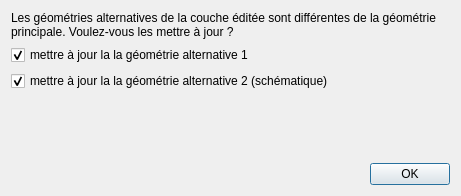
Before: the Qt Designer form ui_forms/alternative_geometry_dialog.ui in sige-riviera/qwat-sige, drawn with Qt 5.
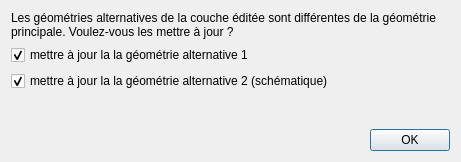
After: the same form once the commit is applied.

Commit message: port macros functions to QGIS 3

```diff
--- a/ui_forms/alternative_geometry_dialog.ui
+++ b/ui_forms/alternative_geometry_dialog.ui
@@ -7,7 +7,7 @@
     <x>0</x>
     <y>0</y>
     <width>461</width>
-    <height>196</height>
+    <height>162</height>
    </rect>
   </property>
   <property name="windowTitle">
```
Left out of the diff: 17 changed lines with no effect on the pictures. The commit also changes 2 other files.
